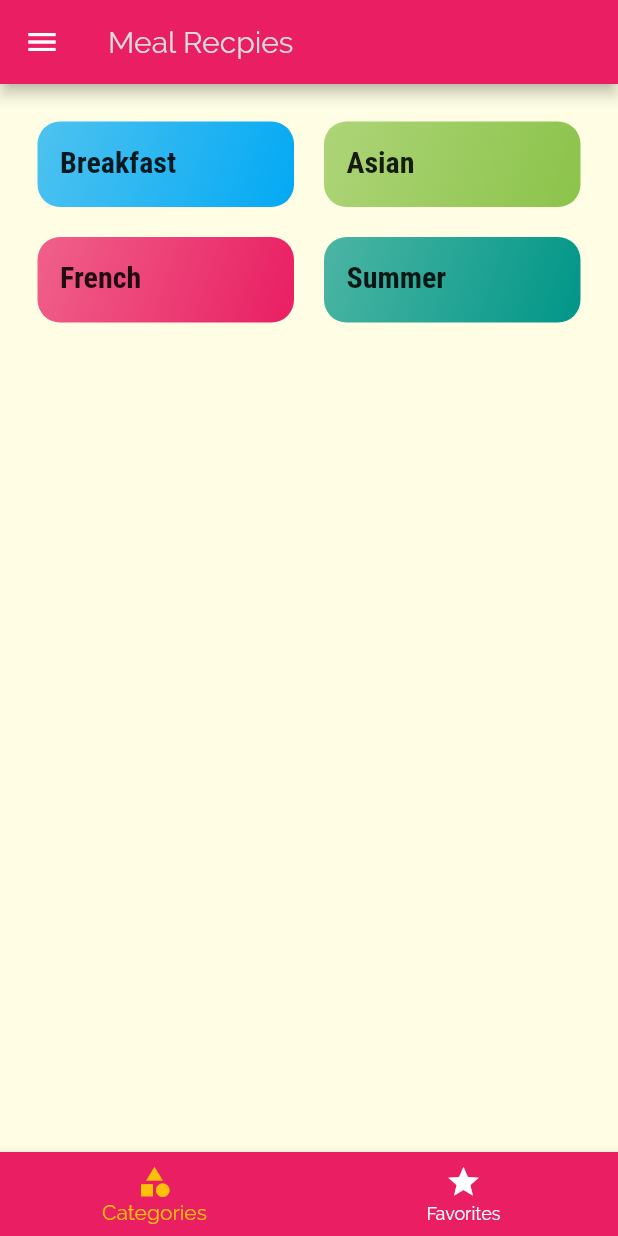
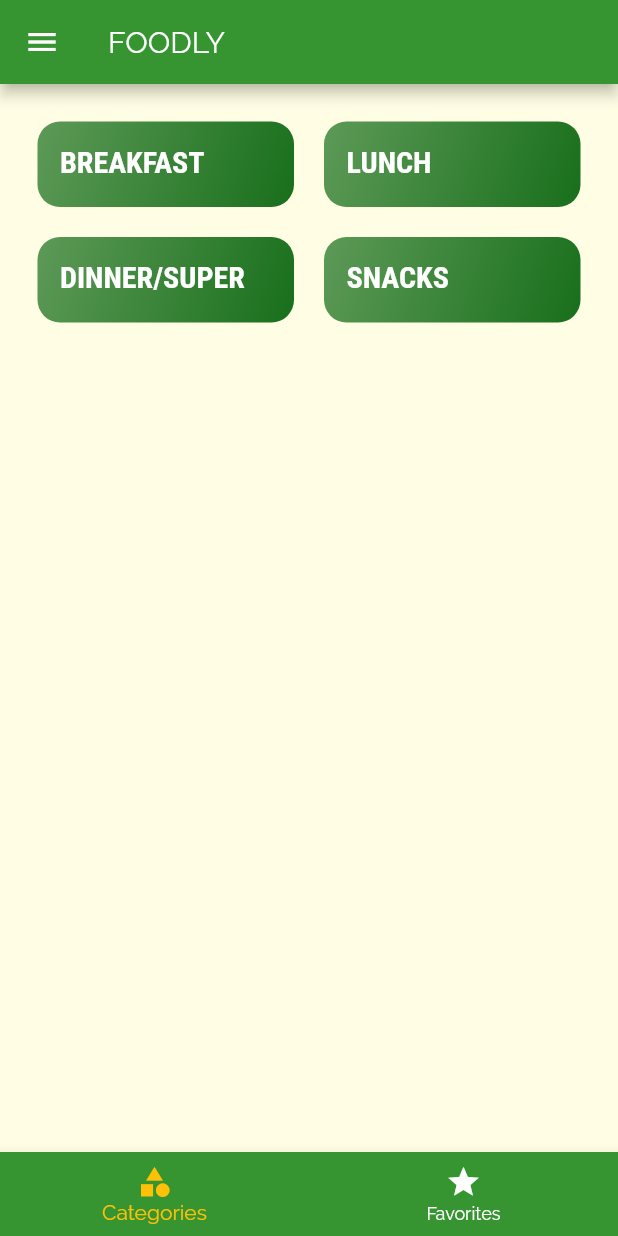
Before and after one commit to devcollinss/IsrealProject, a Flutter app: the screen it shows after launch, on a phone screen of 412 x 824 dp. Run offline on Flutter 3.47's test engine with Material 2 defaults, Android fonts, the phone set to English and light mode, and no system bars.

```diff
--- a/lib/dummy_data.dart
+++ b/lib/dummy_data.dart
@@ -3,98 +3,68 @@ import './models/category.dart';
 import 'models/meal.dart';
 
 const dummyCategories = [
-//   Category(
-//     id: 'c1',
-//     title: 'Italian',
-//     color: Colors.purple,
-//   ),
-//   Category(
-//     id: 'c2',
-//     title: 'Quick & Easy',
-//     color: Colors.red,
-//   ),
-//   Category(
-//     id: 'c3',
-//     title: 'Hamburgers',
-//     color: Colors.orange,
-//   ),
-//   Category(
-//     id: 'c4',
-//     title: 'German',
-//     color: Colors.amber,
-//   ),
-//   Category(
-//     id: 'c5',
-//     title: 'Light & Lovely',
-//     color: Colors.blue,
-//   ),
-//   Category(
-//     id: 'c6',
-//     title: 'Exotic',
-//     color: Colors.green,
-//   ),
   Category(
-    id: 'c7',
-    title: 'Breakfast',
-    color: Colors.lightBlue,
+    id: 'c1',
+    title: 'BREAKFAST',
+    color: Color.fromARGB(255, 24, 111, 27),
   ),
   Category(
-    id: 'c8',
-    title: 'Asian',
-    color: Colors.lightGreen,
+    id: 'c2',
+    title: 'LUNCH',
+    color: Color.fromARGB(255, 24, 111, 27),
   ),
   Category(
-    id: 'c9',
-    title: 'French',
-    color: Colors.pink,
+    id: 'c3',
+    title: 'DINNER/SUPER',
+    color: Color.fromARGB(255, 24, 111, 27),
   ),
   Category(
-    id: 'c10',
-    title: 'Summer',
-    color: Colors.teal,
+    id: 'c4',
+    title: 'SNACKS',
+    color: Color.fromARGB(255, 24, 111, 27),
   ),
 ];
 
 const dummyMeals = [
-  const Meal(
+  // const Meal(
+  //   id: 'm1',
+  //   categories: [
+  //     'c7',
+  //   ],
+  //   title: 'Spaghetti with Tomato Sauce',
+  //   affordability: Affordability.Affordable,
+  //   complexity: Complexity.Simple,
+  //   imageUrl:
+  //       'https://upload.wikimedia.org/wikipedia/commons/thumb/2/20/Spaghetti_Bolognese_mit_Parmesan_oder_Grana_Padano.jpg/800px-Spaghetti_Bolognese_mit_Parmesan_oder_Grana_Padano.jpg',
+  //   duration: 20,
+  //   ingredients: [
+  //     '4 Tomatoes',
+  //     '1 Tablespoon of Olive Oil',
+  //     '1 Onion',
+  //     '250g Spaghetti',
+  //     'Spices',
+  //     'Cheese (optional)'
+  //   ],
+  //   steps: [
+  //     'Cut the tomatoes and the onion into small pieces.',
+  //     'Boil some water - add salt to it once it boils.',
+  //     'Put the spaghetti into the boiling water - they should be done in about 10 to 12 minutes.',
+  //     'In the meantime, heaten up some olive oil and add the cut onion.',
+  //     'After 2 minutes, add the tomato pieces, salt, pepper and your other spices.',
+  //     'The sauce will be done once the spaghetti are.',
+  //     'Feel free to add some cheese on top of the finished dish.'
+  //   ],
+  //   isGlutenFree: false,
+  //   isVegan: true,
+  //   isVegetarian: true,
+  //   isLactoseFree: true,
+  // ),
+  Meal(
     id: 'm1',
     categories: [
-      'c7',
+      'c1',
     ],
-    title: 'Spaghetti with Tomato Sauce',
-    affordability: Affordability.Affordable,
-    complexity: Complexity.Simple,
-    imageUrl:
-        'https://upload.wikimedia.org/wikipedia/commons/thumb/2/20/Spaghetti_Bolognese_mit_Parmesan_oder_Grana_Padano.jpg/800px-Spaghetti_Bolognese_mit_Parmesan_oder_Grana_Padano.jpg',
-    duration: 20,
-    ingredients: [
-      '4 Tomatoes',
-      '1 Tablespoon of Olive Oil',
-      '1 Onion',
-      '250g Spaghetti',
-      'Spices',
-      'Cheese (optional)'
-    ],
-    steps: [
-      'Cut the tomatoes and the onion into small pieces.',
-      'Boil some water - add salt to it once it boils.',
-      'Put the spaghetti into the boiling water - they should be done in about 10 to 12 minutes.',
-      'In the meantime, heaten up some olive oil and add the cut onion.',
-      'After 2 minutes, add the tomato pieces, salt, pepper and your other spices.',
-      'The sauce will be done once the spaghetti are.',
-      'Feel free to add some cheese on top of the finished dish.'
-    ],
-    isGlutenFree: false,
-    isVegan: true,
-    isVegetarian: true,
-    isLactoseFree: true,
-  ),
-  Meal(
-    id: 'm2',
-    categories: [
-      'c2',
-    ],
-    title: 'Toast Hawaii',
+    title: 'BREAD & TEA',
     affordability: Affordability.Affordable,
     complexity: Complexity.Simple,
     imageUrl:
@@ -118,12 +88,11 @@ const dummyMeals = [
     isLactoseFree: false,
   ),
   Meal(
-    id: 'm3',
+    id: 'm2',
     categories: [
-      'c2',
-      'c3',
+      'c1',
     ],
-    title: 'Classic Hamburger',
+    title: 'BIOLED YAM & EGG SAUCE',
     affordability: Affordability.Pricey,
     complexity: Complexity.Simple,
     imageUrl:
@@ -150,11 +119,11 @@ const dummyMeals = [
     isLactoseFree: true,
   ),
   Meal(
-    id: 'm4',
+    id: 'm3',
     categories: [
-      'c4',
+      'c1',
     ],
-    title: 'Wiener Schnitzel',
+    title: 'PANCAKE & HOT BEVERAGE',
     affordability: Affordability.Luxurious,
     complexity: Complexity.Challenging,
     imageUrl:
@@ -185,13 +154,11 @@ const dummyMeals = [
     isLactoseFree: false,
   ),
   Meal(
-    id: 'm5',
+    id: 'm4',
     categories: [
-      'c2'
-          'c5',
-      'c10',
+      'c1',
     ],
-    title: 'Salad with Smoked Salmon',
+    title: 'BREAD AND PEANUT BUTTER',
     affordability: Affordability.Luxurious,
     complexity: Complexity.Simple,
     imageUrl:
@@ -221,12 +188,11 @@ const dummyMeals = [
     isLactoseFree: true,
   ),
   Meal(
-    id: 'm6',
+    id: 'm5',
     categories: [
-      'c6',
-      'c10',
+      'c1',
     ],
-    title: 'Delicious Orange Mousse',
+    title: 'MOI MOI & PAP',
     affordability: Affordability.Affordable,
     complexity: Complexity.Hard,
     imageUrl:
@@ -257,9 +223,9 @@ const dummyMeals = [
     isLactoseFree: false,
   ),
   Meal(
-    id: 'm7',
+    id: 'm6',
     categories: [
-      'c7',
+      'c1',
     ],
     title: 'Pancakes',
     affordability: Affordability.Affordable,
@@ -288,11 +254,11 @@ const dummyMeals = [
     isLactoseFree: false,
   ),
   Meal(
-    id: 'm8',
+    id: 'm7',
     categories: [
-      'c8',
+      'c1',
     ],
-    title: 'Creamy Indian Chicken Curry',
+    title: 'PLANTAIN & CUSTARD',
     affordability: Affordability.Pricey,
     complexity: Complexity.Challenging,
     imageUrl:
@@ -321,11 +287,11 @@ const dummyMeals = [
     isLactoseFree: true,
   ),
   Meal(
-    id: 'm9',
+    id: 'm8',
     categories: [
-      'c9',
+      'c1',
     ],
-    title: 'Chocolate Souffle',
+    title: 'AKARA AND PAP',
     affordability: Affordability.Affordable,
     complexity: Complexity.Hard,
     imageUrl:
@@ -369,14 +335,109 @@ const dummyMeals = [
     isVegetarian: true,
     isLactoseFree: false,
   ),
+
+  Meal(
+    id: 'm9',
+    categories: [
+      'c1',
+    ],
+    title: 'BOILED YAM & STEW',
+    affordability: Affordability.Luxurious,
+    complexity: Complexity.Simple,
+    imageUrl:
+        'https://cdn.pixabay.com/photo/2018/04/09/18/26/asparagus-3304997_1280.jpg',
+    duration: 30,
+    ingredients: [
+      'White and Green Asparagus',
+      '30g Pine Nuts',
+      '300g Cherry Tomatoes',
+      'Salad',
+      'Salt, Pepper and Olive Oil'
+    ],
+    steps: [
+      'Wash, peel and cut the asparagus',
+      'Cook in salted water',
+      'Salt and pepper the asparagus',
+      'Roast the pine nuts',
+      'Halve the tomatoes',
+      'Mix with asparagus, salad and dressing',
+      'Serve with Baguette'
+    ],
+    isGlutenFree: true,
+    isVegan: true,
+    isVegetarian: true,
+    isLactoseFree: true,
+  ),
   Meal(
     id: 'm10',
     categories: [
-      'c2',
-      'c5',
-      'c10',
+      'c1',
     ],
-    title: 'Asparagus Salad with Cherry Tomatoes',
+    title: 'CEREAL- GOLDEN MORN, CORN FLAKES',
+    affordability: Affordability.Luxurious,
+    complexity: Complexity.Simple,
+    imageUrl:
+        'https://cdn.pixabay.com/photo/2018/04/09/18/26/asparagus-3304997_1280.jpg',
+    duration: 30,
+    ingredients: [
+      'White and Green Asparagus',
+      '30g Pine Nuts',
+      '300g Cherry Tomatoes',
+      'Salad',
+      'Salt, Pepper and Olive Oil'
+    ],
+    steps: [
+      'Wash, peel and cut the asparagus',
+      'Cook in salted water',
+      'Salt and pepper the asparagus',
+      'Roast the pine nuts',
+      'Halve the tomatoes',
+      'Mix with asparagus, salad and dressing',
+      'Serve with Baguette'
+    ],
+    isGlutenFree: true,
+    isVegan: true,
+    isVegetarian: true,
+    isLactoseFree: true,
+  ),
+  Meal(
+    id: 'm11',
+    categories: [
+      'c1',
+    ],
+    title: 'OKPA & CUSTARD/PAP',
+    affordability: Affordability.Luxurious,
+    complexity: Complexity.Simple,
+    imageUrl:
+        'https://cdn.pixabay.com/photo/2018/04/09/18/26/asparagus-3304997_1280.jpg',
+    duration: 30,
+    ingredients: [
+      'White and Green Asparagus',
+      '30g Pine Nuts',
+      '300g Cherry Tomatoes',
+      'Salad',
+      'Salt, Pepper and Olive Oil'
+    ],
+    steps: [
+      'Wash, peel and cut the asparagus',
+      'Cook in salted water',
+      'Salt and pepper the asparagus',
+      'Roast the pine nuts',
+      'Halve the tomatoes',
+      'Mix with asparagus, salad and dressing',
+      'Serve with Baguette'
+    ],
+    isGlutenFree: true,
+    isVegan: true,
+    isVegetarian: true,
+    isLactoseFree: true,
+  ),
+  Meal(
+    id: 'm12',
+    categories: [
+      'c1',
+    ],
+    title: 'OKPA & SOFT DRINK (COKE)',
     affordability: Affordability.Luxurious,
     complexity: Complexity.Simple,
     imageUrl:
--- a/lib/main.dart
+++ b/lib/main.dart
@@ -62,7 +62,7 @@ class _MyAppState extends State<MyApp> {
     }
   }
 
-  bool _isMealFavorite(String mealId){
+  bool _isMealFavorite(String mealId) {
     return _favoritedMeals.any((meal) => meal.id == mealId);
   }
 
@@ -70,32 +70,33 @@ class _MyAppState extends State<MyApp> {
   Widget build(BuildContext context) {
     return MaterialApp(
       debugShowCheckedModeBanner: false,
-      title: 'Meal Recipes',
+      title: 'FOODLYX',
       theme: ThemeData(
         colorScheme: ColorScheme.fromSwatch().copyWith(
-          primary: Colors.pink,
+          primary: Color.fromARGB(255, 54, 149, 49),
           secondary: Colors.amber,
         ),
         canvasColor: const Color.fromRGBO(255, 254, 229, 1),
         fontFamily: 'Raleway',
         textTheme: ThemeData.light().textTheme.copyWith(
               bodyText1: const TextStyle(
-                color: Color.fromRGBO(20, 51, 51, 1),
+                color: Color.fromARGB(255, 253, 255, 255),
               ),
               bodyText2: const TextStyle(
-                color: Color.fromRGBO(20, 51, 51, 1),
+                color: Color.fromARGB(255, 255, 255, 255),
               ),
               subtitle1: const TextStyle(
                 fontSize: 20,
                 fontFamily: 'RobotoCondensed',
                 fontWeight: FontWeight.bold,
+                color: Colors.white,
               ),
             ),
         appBarTheme: const AppBarTheme(
           titleTextStyle: TextStyle(
             fontFamily: 'Raleway',
             fontSize: 20,
-            color: Color.fromRGBO(220, 220, 220, 1),
+            color: Color.fromARGB(255, 255, 255, 255),
           ),
         ),
       ),
@@ -104,7 +105,8 @@ class _MyAppState extends State<MyApp> {
         '/': (ctx) => TabsScreen(_favoritedMeals),
         CategoryMealsScreen.routeName: (ctx) =>
             CategoryMealsScreen(_availableMeals),
-        MealDetailScreen.routeName: (ctx) => MealDetailScreen(_toggleFavorite, _isMealFavorite),
+        MealDetailScreen.routeName: (ctx) =>
+            MealDetailScreen(_toggleFavorite, _isMealFavorite),
         FiltersScreen.routeName: (ctx) => FiltersScreen(_filters, _setFilters),
       },
       // onGenerateRoute: (settings) {
--- a/lib/screens/tabs_screen.dart
+++ b/lib/screens/tabs_screen.dart
@@ -25,7 +25,7 @@ class _TabsScreenState extends State<TabsScreen> {
     _pages = [
       {
         'page': CategoriesScreen(),
-        'title': 'Meal Recpies',
+        'title': 'FOODLY',
       },
       {
         'page': FavoritesScreen(widget.favoriteMeals),
```
